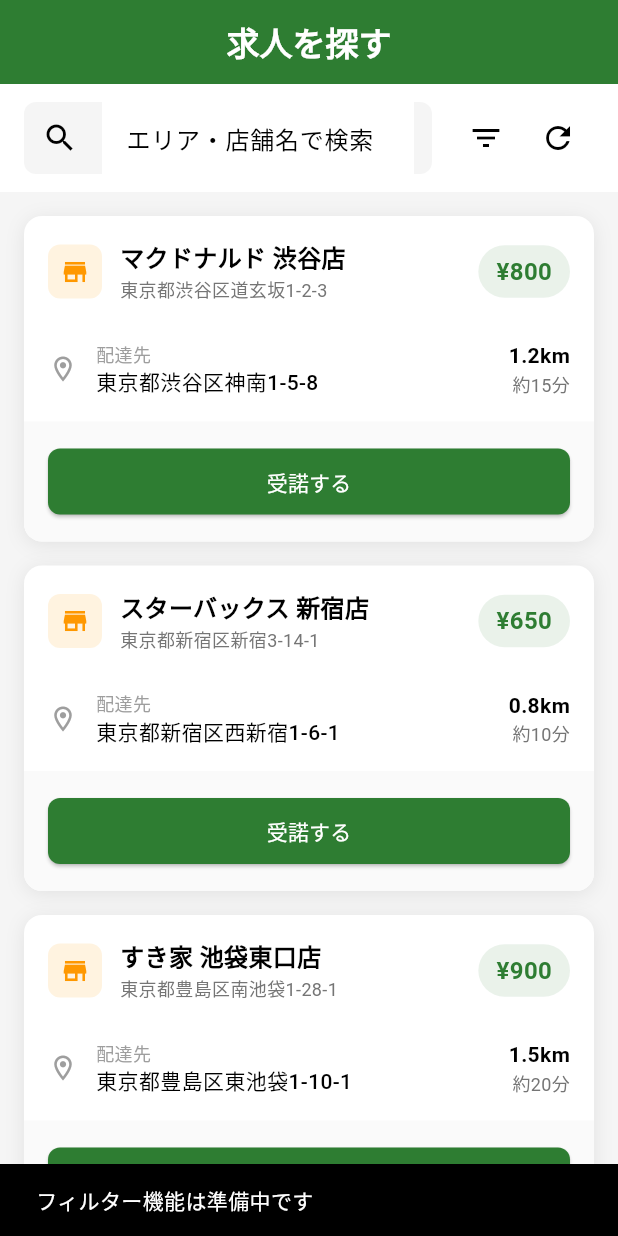
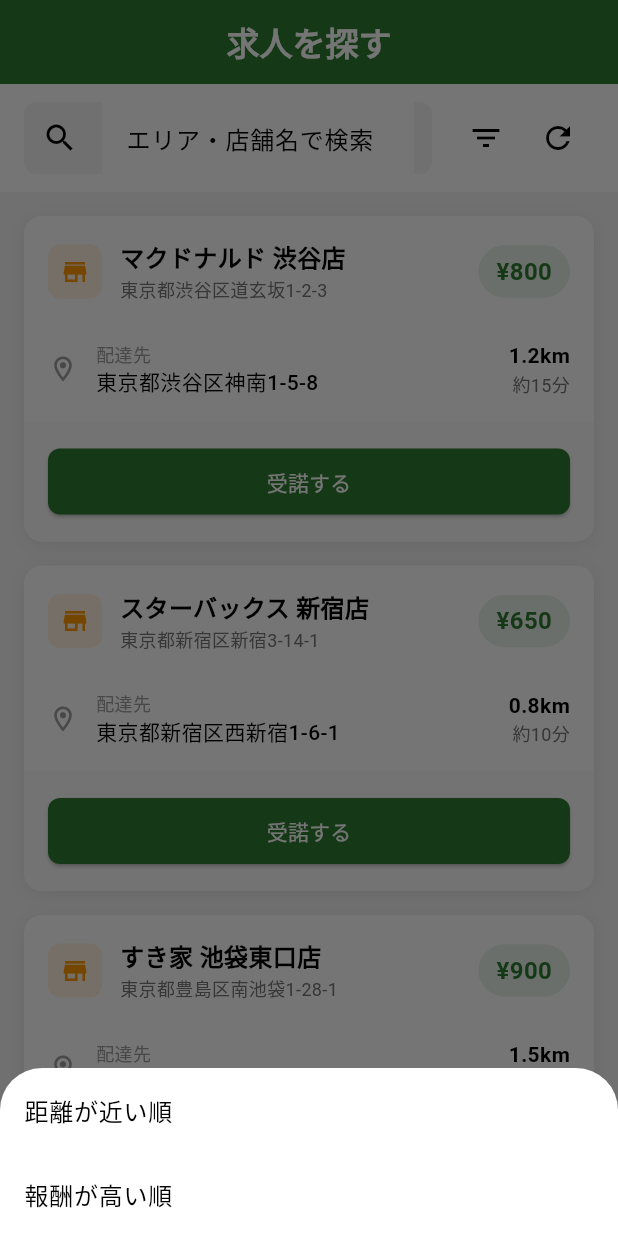
Before and after one commit to RENMORITAA/software-engineering, a Flutter app: the DJobSelectPage screen opened directly, after a tap on the "filter list" icon, on a phone screen of 412 x 824 dp. Run offline on Flutter 3.47's test engine with Material 3 defaults, Android fonts, the phone set to English and light mode, and no system bars; our stand-ins replace shared_preferences; missing offline and left inert: dart:html; accounts and stored records are empty; network calls fail.

Commit message:
フィルタの選択肢追加

```diff
--- a/Project/src/lib/page/deliverer/d_job_select.dart
+++ b/Project/src/lib/page/deliverer/d_job_select.dart
@@ -178,9 +178,15 @@
                 IconButton(
                   icon: const Icon(Icons.filter_list),
                   onPressed: () {
-                    // TODO: フィルター設定
-                    ScaffoldMessenger.of(context).showSnackBar(
-                      const SnackBar(content: Text('フィルター機能は準備中です')),
+                    showModalBottomSheet(
+                      context: context,
+                      builder: (_) => ListView(
+                        shrinkWrap: true,
+                        children: const [
+                          ListTile(title: Text('距離が近い順')),
+                          ListTile(title: Text('報酬が高い順')),
+                        ],
+                      ),
                     );
                   },
                 ),
```
